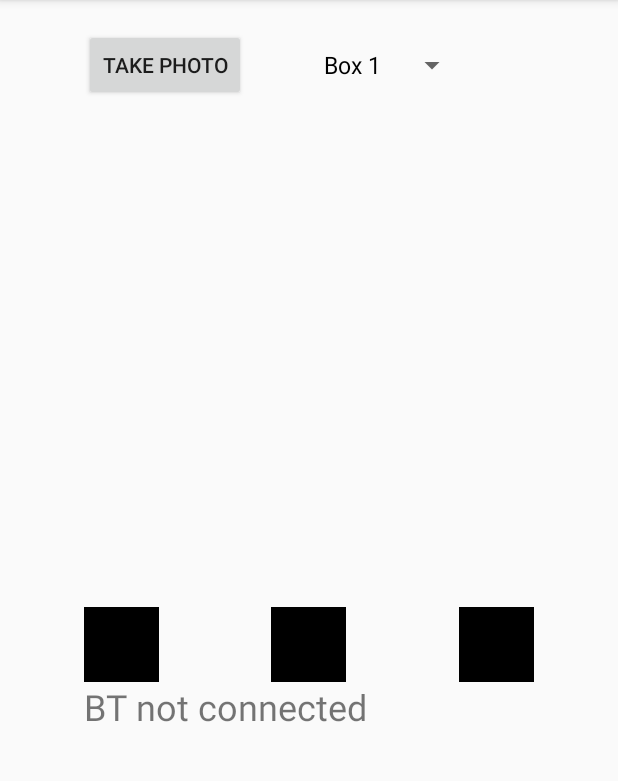
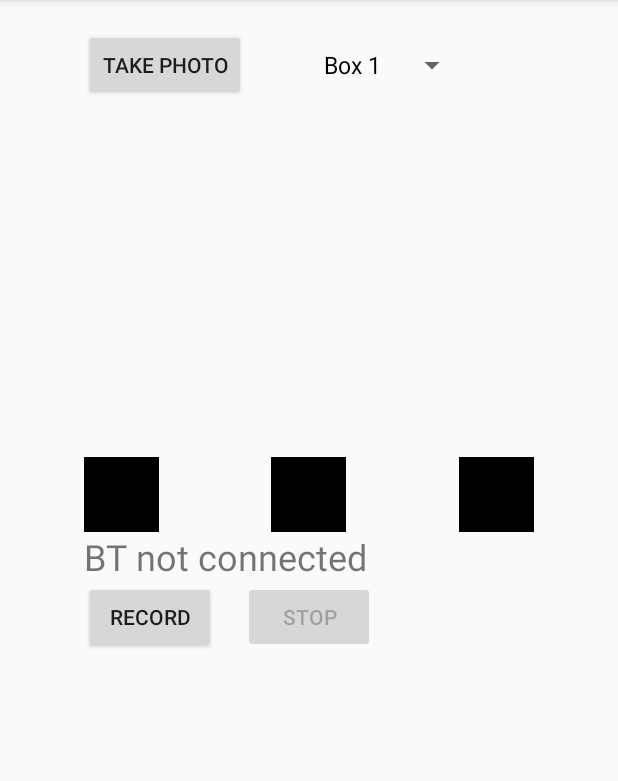
Before and after one commit to TingNgs/ColorPlayer, an Android app: the screen it shows after launch (MainActivity), on a phone screen of 412 x 824 dp, the part 84-865 px from its top. Run offline under Robolectric (Android 15) with nearby library versions, the phone set to English and light mode, and no system bars.

Commit message:
Recording
- Add Record and stop buttons

```diff
--- a/CelesteFYP/app/src/main/AndroidManifest.xml
+++ b/CelesteFYP/app/src/main/AndroidManifest.xml
@@ -3,6 +3,7 @@
     package="com.example.celestefyp.celestefyp">
 
     <uses-permission android:name="android.permission.BLUETOOTH" />
+    <uses-permission android:name="android.permission.RECORD_AUDIO" />
     <application
         android:allowBackup="true"
         android:icon="@mipmap/ic_launcher"
--- a/CelesteFYP/app/src/main/java/com/example/celestefyp/celestefyp/MainActivity.java
+++ b/CelesteFYP/app/src/main/java/com/example/celestefyp/celestefyp/MainActivity.java
@@ -4,6 +4,7 @@ import android.Manifest;
 import android.bluetooth.BluetoothAdapter;
 import android.bluetooth.BluetoothDevice;
 import android.bluetooth.BluetoothSocket;
+import android.content.Context;
 import android.content.Intent;
 import android.content.pm.PackageManager;
 import android.database.Cursor;
@@ -11,13 +12,16 @@ import android.graphics.Bitmap;
 import android.graphics.BitmapFactory;
 import android.graphics.Color;
 import android.media.MediaPlayer;
+import android.media.MediaRecorder;
 import android.net.Uri;
+import android.os.Environment;
 import android.provider.MediaStore;
 import android.support.annotation.NonNull;
 import android.support.v4.app.ActivityCompat;
 import android.support.v4.content.ContextCompat;
 import android.support.v7.app.AppCompatActivity;
 import android.os.Bundle;
+import android.util.Log;
 import android.view.MotionEvent;
 import android.view.View;
 import android.widget.ArrayAdapter;
@@ -35,6 +39,7 @@ import java.util.UUID;
 
 public class MainActivity extends AppCompatActivity {
 
+    private static final int REQUEST_RECORD_AUDIO_PERMISSION = 200;
     private final UUID PORT_UUID = UUID.fromString("00001101-0000-1000-8000-00805f9b34fb");
     private final String btDeviceName = "DESKTOP-5T73TKI";
     private BluetoothDevice device;
@@ -48,11 +53,14 @@ public class MainActivity extends AppCompatActivity {
     ImageView iv_image, iv_color, iv_color0, iv_color1, iv_color2;
     TextView tv_color;
     TextView tv_colorRGB;
-    Button b_photo;
+    Button b_photo,record,stop;
     Spinner s_box;
     private final int requestCode = 20;
     SevenColor sc = new SevenColor();
     Bitmap bitmap ;
+    private String outputFile;
+    private MediaRecorder audioRecorder;
+
     @Override
     protected void onCreate(Bundle savedInstanceState) {
         super.onCreate(savedInstanceState);
@@ -68,7 +76,47 @@ public class MainActivity extends AppCompatActivity {
         //b_pick = (Button) findViewById(R.id.b_pick);
         b_photo = (Button) findViewById(R.id.b_photo);
         s_box = (Spinner) findViewById(R.id.s_box);
+        record = (Button) findViewById(R.id.record_button);
+        stop = (Button) findViewById(R.id.stop_button);
 
+        stop.setEnabled(false);
+
+        String outputFile = Environment.getExternalStorageDirectory().getAbsolutePath() + "/recording.3gp";
+
+        MediaRecorder myAudioRecorder = new MediaRecorder();
+        myAudioRecorder.setAudioSource(MediaRecorder.AudioSource.MIC);
+        myAudioRecorder.setOutputFormat(MediaRecorder.OutputFormat.THREE_GPP);
+        myAudioRecorder.setAudioEncoder(MediaRecorder.OutputFormat.AMR_NB);
+        myAudioRecorder.setOutputFile(outputFile);
+
+        record.setOnClickListener(new View.OnClickListener() {
+            @Override
+            public void onClick(View v) {
+                try {
+                    audioRecorder.prepare();
+                    audioRecorder.start();
+                } catch (IllegalStateException ise) {
+                    // make something ...
+                } catch (IOException ioe) {
+                    // make something
+                }
+                record.setEnabled(false);
+                stop.setEnabled(true);
+                Toast.makeText(getApplicationContext(), "Recording started", Toast.LENGTH_LONG).show();
+            }
+        });
+
+        stop.setOnClickListener(new View.OnClickListener() {
+            @Override
+            public void onClick(View v) {
+                audioRecorder.stop();
+                audioRecorder.release();
+                audioRecorder = null;
+                record.setEnabled(true);
+                stop.setEnabled(false);
+                Toast.makeText(getApplicationContext(), "Audio Recorder stopped", Toast.LENGTH_LONG).show();
+            }
+        });
 
         iv_color0.setOnClickListener(new View.OnClickListener(){
             @Override
--- a/CelesteFYP/app/src/main/res/layout/activity_main.xml
+++ b/CelesteFYP/app/src/main/res/layout/activity_main.xml
@@ -36,7 +36,7 @@
         <ImageView
             android:id="@+id/iv_image"
             android:layout_width="300dp"
-            android:layout_height="300dp"
+            android:layout_height="200dp"
             android:layout_below="@+id/b_photo"
             android:layout_centerHorizontal="true"
             android:layout_marginTop="12dp"
@@ -96,6 +96,24 @@
             android:background="@android:color/black"
             tools:layout_editor_absoluteX="98dp"
             tools:layout_editor_absoluteY="372dp" />
+
+        <Button
+            android:id="@+id/record_button"
+            android:layout_width="wrap_content"
+            android:layout_height="wrap_content"
+            android:layout_alignLeft="@+id/tv_color"
+            android:layout_alignStart="@+id/tv_color"
+            android:layout_below="@+id/tv_color"
+            android:layout_marginBottom="56dp"
+            android:text="Record" />
+
+        <Button
+            android:id="@+id/stop_button"
+            android:layout_width="wrap_content"
+            android:layout_height="wrap_content"
+            android:layout_below="@+id/tv_color"
+            android:layout_centerHorizontal="true"
+            android:text="Stop" />
     </RelativeLayout>
 
 
```
